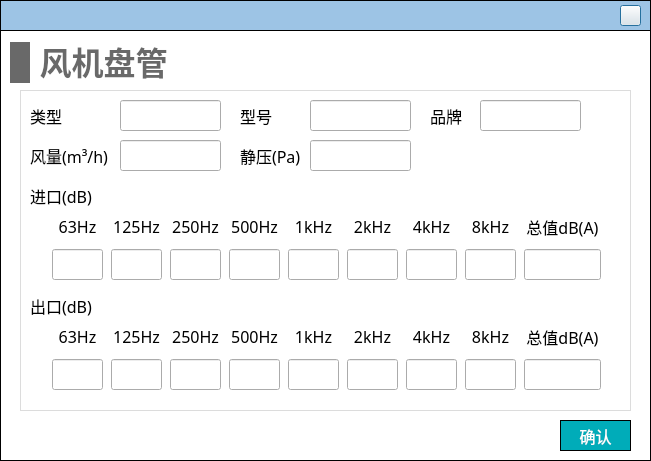
haobana/NoiCal, file NoiseCalSoft/inputDialog/dialog_fancoil_noise.ui: the form before one commit.
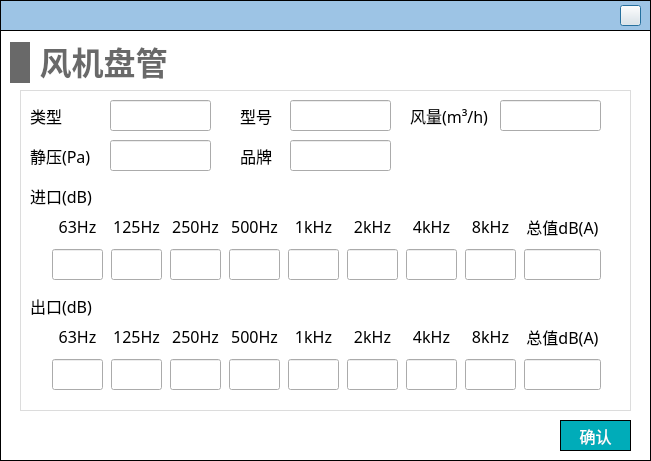
The form after the commit. Icons and pictures are not drawn.

The edit to the form file:
```diff
--- a/NoiseCalSoft/inputDialog/dialog_fancoil_noise.ui
+++ b/NoiseCalSoft/inputDialog/dialog_fancoil_noise.ui
@@ -1171,7 +1171,7 @@
     <widget class="QLineEdit" name="lineEdit_static_pressure">
      <property name="geometry">
       <rect>
-       <x>290</x>
+       <x>90</x>
        <y>50</y>
        <width>101</width>
        <height>31</height>
@@ -1225,8 +1225,8 @@
     <widget class="QLineEdit" name="lineEdit_brand">
      <property name="geometry">
       <rect>
-       <x>460</x>
-       <y>10</y>
+       <x>270</x>
+       <y>50</y>
        <width>101</width>
        <height>31</height>
       </rect>
@@ -1241,7 +1241,7 @@
     <widget class="QLabel" name="label_17">
      <property name="geometry">
       <rect>
-       <x>220</x>
+       <x>10</x>
        <y>50</y>
        <width>61</width>
        <height>31</height>
@@ -1279,8 +1279,8 @@
     <widget class="QLineEdit" name="lineEdit_air_volume">
      <property name="geometry">
       <rect>
-       <x>100</x>
-       <y>50</y>
+       <x>480</x>
+       <y>10</y>
        <width>101</width>
        <height>31</height>
       </rect>
@@ -1295,8 +1295,8 @@
     <widget class="QLabel" name="label_5">
      <property name="geometry">
       <rect>
-       <x>410</x>
-       <y>10</y>
+       <x>220</x>
+       <y>50</y>
        <width>41</width>
        <height>31</height>
       </rect>
@@ -1314,8 +1314,8 @@
     <widget class="QLabel" name="label_6">
      <property name="geometry">
       <rect>
-       <x>10</x>
-       <y>50</y>
+       <x>390</x>
+       <y>10</y>
        <width>81</width>
        <height>31</height>
       </rect>
@@ -1333,7 +1333,7 @@
     <widget class="QLineEdit" name="lineEdit_model">
      <property name="geometry">
       <rect>
-       <x>290</x>
+       <x>270</x>
        <y>10</y>
        <width>101</width>
        <height>31</height>
@@ -1349,7 +1349,7 @@
     <widget class="QLineEdit" name="lineEdit_type">
      <property name="geometry">
       <rect>
-       <x>100</x>
+       <x>90</x>
        <y>10</y>
        <width>101</width>
        <height>31</height>
```
